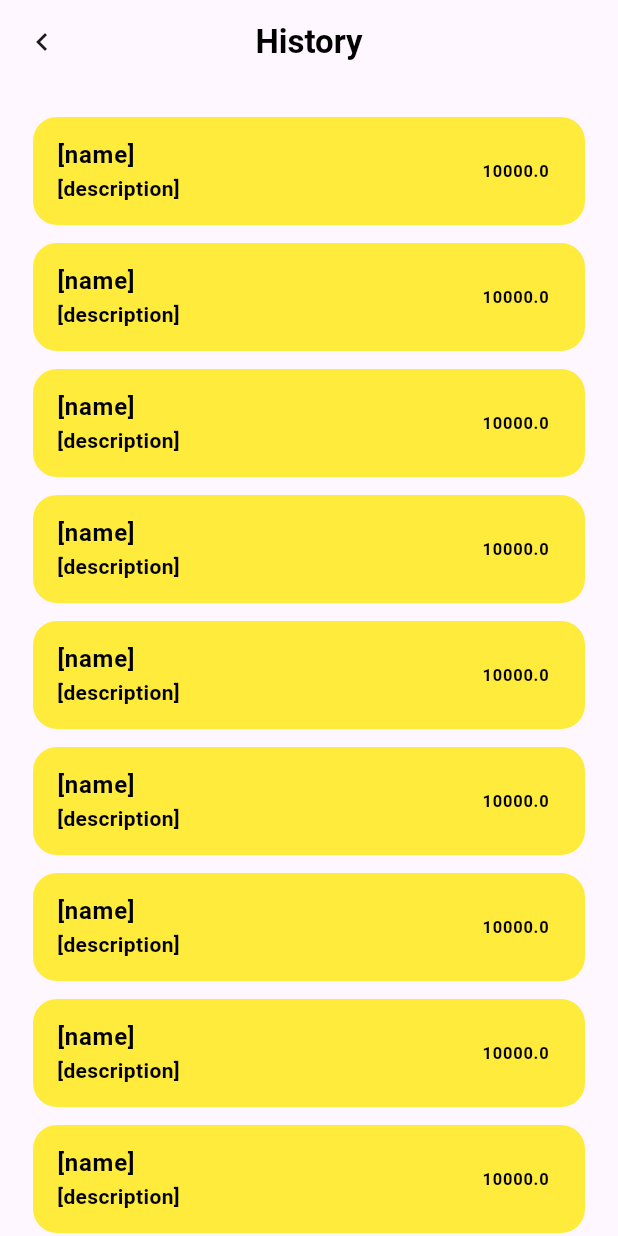
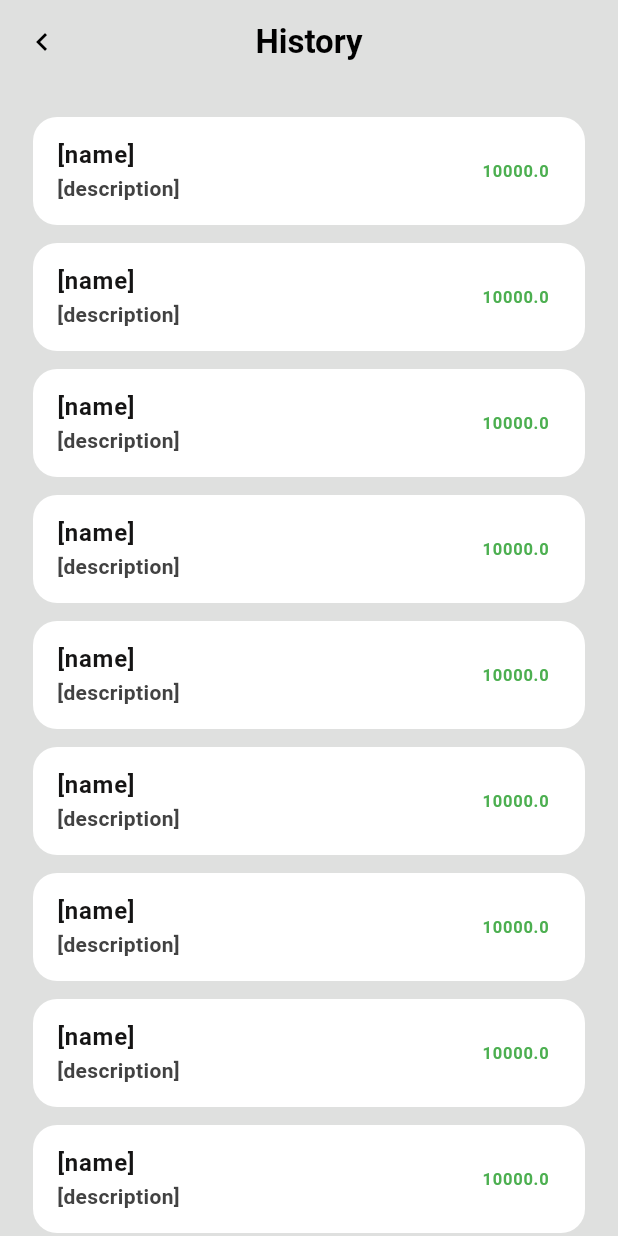
Before and after one commit to shafinmurani/aurate, a Flutter app: the History screen opened by its route, on a phone screen of 412 x 824 dp. Run offline on Flutter 3.47's test engine with Material 3 defaults, Android fonts, the phone set to English and light mode, and no system bars; our stand-ins replace firebase_auth, firebase_core, go_router, google_sign_in, shared_preferences; accounts and stored records are empty; network calls fail.

Commit message:
added themes and made settings screen with darkmode toggle

```diff
--- a/lib/export.dart
+++ b/lib/export.dart
@@ -1,2 +1,6 @@
 export 'constants/images.dart';
 export 'modules/module_exports.dart';
+//themes
+export 'themes/dark_mode.dart';
+export 'themes/light_mode.dart';
+export 'themes/theme_provider.dart';
--- a/lib/modules/auth/pages/auth_page.dart
+++ b/lib/modules/auth/pages/auth_page.dart
@@ -12,6 +12,7 @@ class _AuthPageState extends State<AuthPage> {
   @override
   Widget build(BuildContext context) {
     return Scaffold(
+      backgroundColor: Theme.of(context).colorScheme.surface,
       body: Padding(
         padding: const EdgeInsets.all(16.0),
         child: Center(
--- a/lib/modules/home/pages/history.dart
+++ b/lib/modules/home/pages/history.dart
@@ -12,10 +12,10 @@ class _HistoryState extends State<History> {
   @override
   Widget build(BuildContext context) {
     return Scaffold(
+      backgroundColor: Theme.of(context).colorScheme.surface,
       appBar: AppBar(
         title: const Text('History',
             style: TextStyle(
-              color: Colors.black,
               fontWeight: FontWeight.bold,
             )),
         centerTitle: true,
--- a/lib/modules/home/pages/homescreen.dart
+++ b/lib/modules/home/pages/homescreen.dart
@@ -16,6 +16,7 @@ class _HomescreenState extends State<Homescreen> {
   @override
   Widget build(BuildContext context) {
     return Scaffold(
+      backgroundColor: Theme.of(context).colorScheme.surface,
       appBar: AppBar(
         title: const Text(
           'Aurate',
--- a/lib/modules/home/widgets/history_tile.dart
+++ b/lib/modules/home/widgets/history_tile.dart
@@ -23,26 +23,26 @@ class _HistoryTileState extends State<HistoryTile> {
         shape: RoundedRectangleBorder(
           borderRadius: BorderRadius.circular(16.0),
         ),
-        tileColor: Colors.yellow, //changes this in future for dark mode
+        tileColor: Theme.of(context).colorScheme.secondary,
         title: Text(
           widget.name,
           style: TextStyle(
             fontWeight: FontWeight.w600,
-            color: Colors.black,
+            color: Theme.of(context).colorScheme.primary,
           ),
         ),
         subtitle: Text(
           widget.description,
           style: TextStyle(
             fontWeight: FontWeight.w600,
-            color: Colors.black,
+            color: Theme.of(context).colorScheme.inversePrimary,
           ),
         ),
         trailing: Text(
           widget.price.toString(),
           style: TextStyle(
             fontWeight: FontWeight.w600,
-            color: Colors.black,
+            color: Colors.green,
           ),
         ),
       ),
--- a/lib/modules/home/widgets/liveprices.dart
+++ b/lib/modules/home/widgets/liveprices.dart
@@ -16,7 +16,7 @@ class _LivePricesState extends State<LivePrices> {
     return Expanded(
       child: Container(
         decoration: BoxDecoration(
-          color: Colors.white,
+          color: Theme.of(context).colorScheme.secondary,
           borderRadius: BorderRadius.circular(16.0),
         ),
         child: Padding(
@@ -31,14 +31,14 @@ class _LivePricesState extends State<LivePrices> {
                       style: TextStyle(
                         fontSize: 18,
                         fontWeight: FontWeight.w600,
-                        color: Colors.black,
+                        color: Theme.of(context).colorScheme.primary,
                       ),
                     ),
                     Text('₹${widget.goldRate?.ratePerTenGm} / 10gm',
                         style: TextStyle(
                           fontSize: 14,
                           fontWeight: FontWeight.w600,
-                          color: Colors.black,
+                          color: Theme.of(context).colorScheme.primary,
                         )),
                   ],
           ),
--- a/lib/modules/home/widgets/todays_sale.dart
+++ b/lib/modules/home/widgets/todays_sale.dart
@@ -14,7 +14,7 @@ class _TodaysSaleState extends State<TodaysSale> {
       width: double.infinity,
       height: 120.0,
       decoration: BoxDecoration(
-        color: Colors.white,
+        color: Theme.of(context).colorScheme.secondary,
         borderRadius: BorderRadius.circular(16.0),
       ),
       child: Padding(
@@ -27,14 +27,14 @@ class _TodaysSaleState extends State<TodaysSale> {
               style: TextStyle(
                 fontSize: 18,
                 fontWeight: FontWeight.w600,
-                color: Colors.black,
+                color: Theme.of(context).colorScheme.primary,
               ),
             ),
             Text('[price]',
                 style: TextStyle(
                   fontSize: 14,
                   fontWeight: FontWeight.w600,
-                  color: Colors.black,
+                  color: Theme.of(context).colorScheme.inversePrimary,
                 )),
           ],
         ),
--- a/lib/modules/profile/exports.dart
+++ b/lib/modules/profile/exports.dart
@@ -1,3 +1,4 @@
 export 'pages/profile_screen.dart';
+export 'pages/setting_screen.dart';
 export 'widgets/info_tiles.dart';
 export 'services/dialog_builder.dart';
--- a/lib/modules/router/router.dart
+++ b/lib/modules/router/router.dart
@@ -13,6 +13,10 @@ final GoRouter router = GoRouter(routes: <RouteBase>[
           builder: (context, state) {
             return History();
           },
-        )
+        ),
+        GoRoute(
+          path: '/setting',
+          builder: (context, state) => SettingScreen(),
+        ),
       ]),
 ]);
--- /dev/null
+++ b/lib/themes/dark_mode.dart
@@ -0,0 +1,19 @@
+import 'package:flutter/material.dart';
+
+ThemeData darkTheme = ThemeData(
+  colorScheme: ColorScheme.dark(
+    surface: const Color(0xFF212121),
+    primary: Colors.grey.shade100,
+    secondary: const Color(0xFF616161),
+    tertiary: const Color(0xFF393939),
+    inversePrimary: Colors.grey.shade300,
+  ),
+  dialogTheme: DialogTheme(
+    titleTextStyle: TextStyle(color: const Color(0xFFE0E0E0)),
+    contentTextStyle: TextStyle(color: const Color(0xFFE0E0E0)),
+    backgroundColor: const Color(0xFF212121),
+  ),
+  iconTheme: IconThemeData(
+    color: Colors.grey.shade200,
+  ),
+);
--- /dev/null
+++ b/lib/themes/light_mode.dart
@@ -0,0 +1,15 @@
+import 'package:flutter/material.dart';
+
+ThemeData lightTheme = ThemeData(
+    colorScheme: ColorScheme.light(
+      surface: const Color(0xFFDFE0DF),
+      primary: const Color(0xFF151414),
+      secondary: const Color(0xFFFFFFFF),
+      tertiary: const Color(0xFFC8C8C8),
+      inversePrimary: const Color(0xFF424242),
+    ),
+    dialogTheme: DialogTheme(
+      titleTextStyle: TextStyle(color: const Color(0xFF151414)),
+      contentTextStyle: TextStyle(color: const Color(0xFF151414)),
+      backgroundColor: const Color(0xFFDFE0DF),
+    ));
--- /dev/null
+++ b/lib/themes/theme_provider.dart
@@ -0,0 +1,33 @@
+import 'package:flutter/material.dart';
+import 'package:shared_preferences/shared_preferences.dart';
+import '../export.dart';
+
+class ThemeProvider extends ChangeNotifier {
+  bool _isDark = false;
+
+  bool get isDark => _isDark;
+
+  ThemeData get themeData => _isDark ? darkTheme : lightTheme;
+
+  Color mainColor = Color(0xFFAF826D);
+
+  ThemeProvider() {
+    _loadTheme();
+  }
+
+  _loadTheme() async {
+    final pref = await SharedPreferences.getInstance();
+    bool? isDark = pref.getBool('isDark');
+    if (isDark != null) {
+      _isDark = isDark;
+      notifyListeners();
+    }
+  }
+
+  void toggleTheme() async {
+    _isDark = !_isDark;
+    final pref = await SharedPreferences.getInstance();
+    await pref.setBool('isDark', _isDark);
+    notifyListeners();
+  }
+}
--- a/pubspec.yaml
+++ b/pubspec.yaml
@@ -40,6 +40,8 @@ dependencies:
   http: ^1.2.2
   html: ^0.15.5
   go_router: ^14.6.2
+  provider: ^6.1.2
+  shared_preferences: ^2.3.4
 
 dev_dependencies:
   flutter_test:
```
Also changed, not shown: lib/main.dart (+6 -5 lines), lib/modules/home/services/navigation_wrapper.dart (+19 -3 lines), lib/modules/profile/pages/profile_screen.dart (+10 -9 lines), lib/modules/profile/pages/setting_screen.dart (added, +66 -0 lines), lib/modules/profile/widgets/info_tiles.dart (+4 -4 lines), pubspec.lock.
